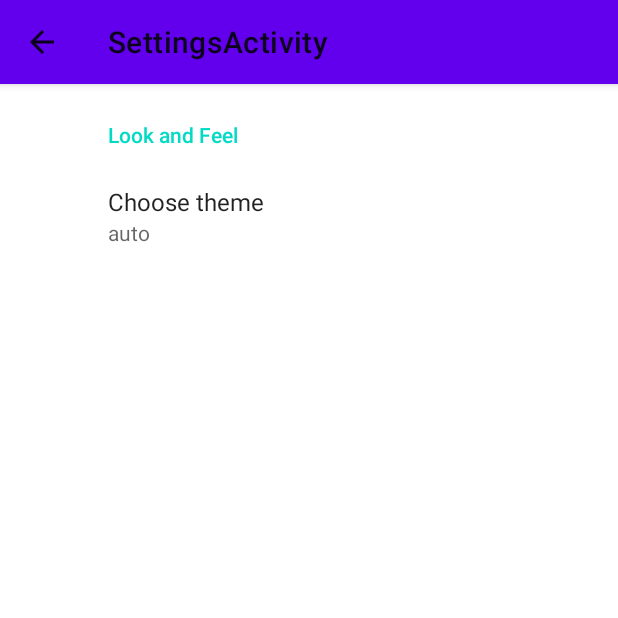
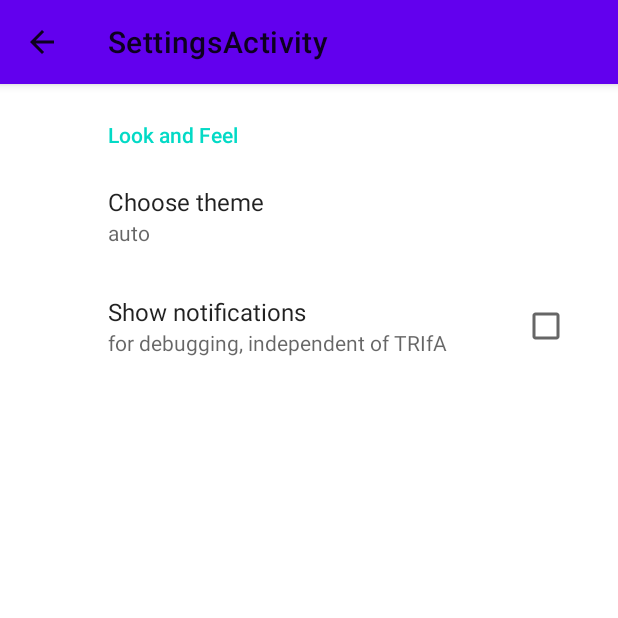
Before and after one commit to zoff99/tox_push_msg_app, an Android app: the SettingsActivity screen opened directly, with no data from a screen before it, on a phone screen of 412 x 824 dp, the top half of it. Run offline under Robolectric (Android 15) with nearby library versions, the phone set to English and light mode, and no system bars; our stand-ins replace androidx.preference.

Commit message:
Add preference for toggling notifications

```diff
--- a/app/src/main/res/xml/root_preferences.xml
+++ b/app/src/main/res/xml/root_preferences.xml
@@ -1,4 +1,5 @@
-<PreferenceScreen xmlns:app="http://schemas.android.com/apk/res-auto">
+<PreferenceScreen xmlns:android="http://schemas.android.com/apk/res/android"
+    xmlns:app="http://schemas.android.com/apk/res-auto">
     <PreferenceCategory app:title="@string/lookandfeel_header">
         <ListPreference
             app:defaultValue="0"
@@ -8,4 +9,9 @@
             app:title="@string/theme"
             app:useSimpleSummaryProvider="true" />
     </PreferenceCategory>
+    <CheckBoxPreference
+        android:defaultValue="false"
+        android:key="show_notifications"
+        android:summary="for debugging, independent of TRIfA"
+        android:title="Show notifications" />
 </PreferenceScreen>
```
